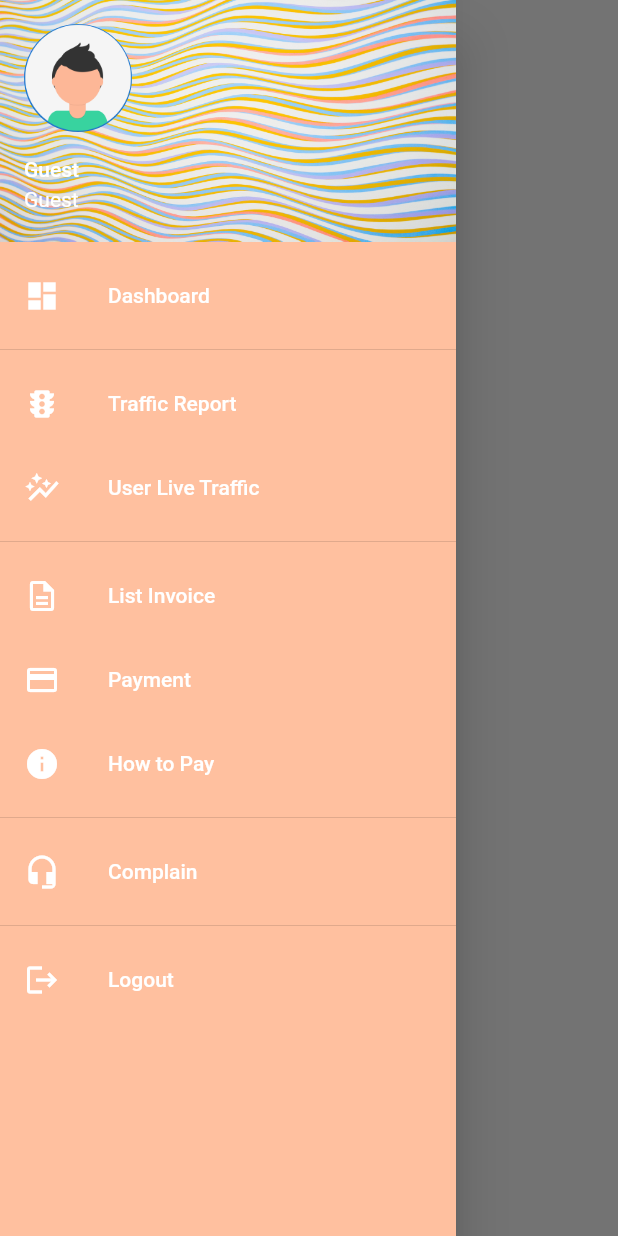
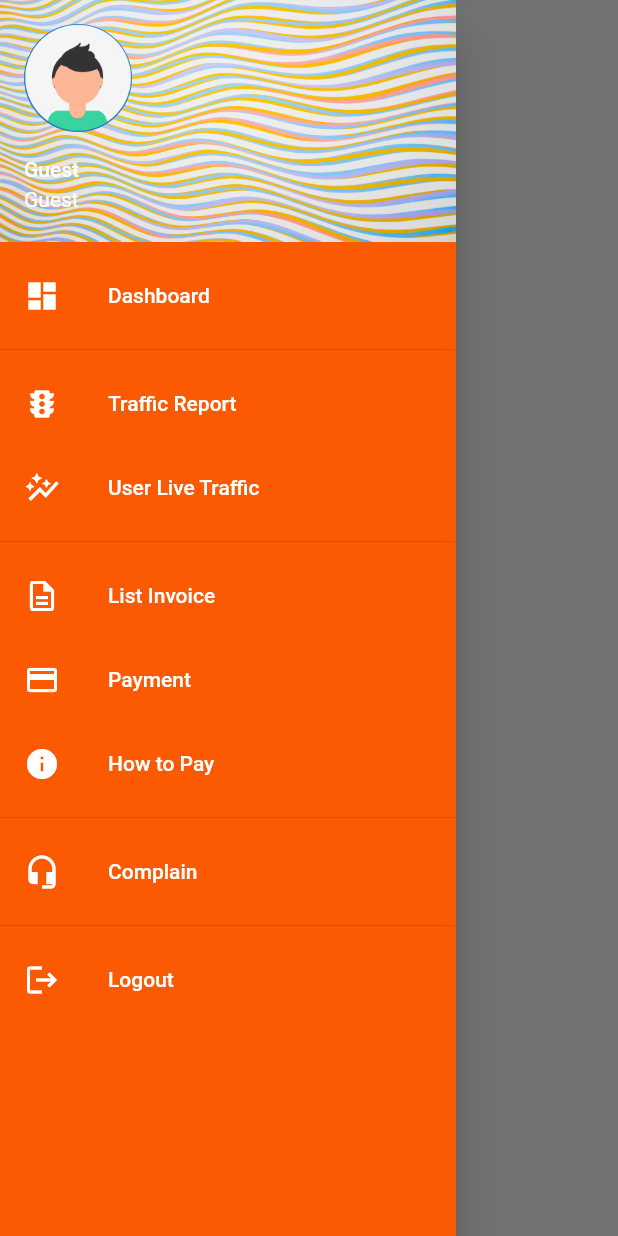
Before and after one commit to Darahat/isp_app, a Flutter app: the ListInvoice screen opened by its route, with the side drawer open, on a phone screen of 412 x 824 dp. Run offline on Flutter 3.47's test engine with Material 2 defaults, Android fonts, the light colour scheme and no system bars; our stand-ins replace animated_text_kit, dio, image_picker, shared_preferences, syncfusion_flutter_charts, webview_flutter; accounts and stored records are empty; network calls fail.

Commit message:
trying to upload image

```diff
--- a/lib/models/invoice_list_model.dart
+++ b/lib/models/invoice_list_model.dart
@@ -20,7 +20,7 @@ class InvoiceList {
     required this.expiration,
   });
 
-  String date;
+  DateTime date;
   String invnum;
   String service;
   String managername;
@@ -28,7 +28,7 @@ class InvoiceList {
   DateTime expiration;
 
   factory InvoiceList.fromJson(Map<String, dynamic> json) => InvoiceList(
-        date: json["date"],
+        date: DateTime.parse(json["date"]),
         invnum: json["invnum"],
         service: json["service"],
         managername: json["managername"],
@@ -37,7 +37,7 @@ class InvoiceList {
       );
 
   Map<String, dynamic> toJson() => {
-        "date": date,
+        "date": date.toIso8601String(),
         "invnum": invnum,
         "service": service,
         "managername": managername,
--- a/lib/screens/list_invoice/list_invoice.dart
+++ b/lib/screens/list_invoice/list_invoice.dart
@@ -1,4 +1,5 @@
 import 'package:flutter/material.dart';
+import 'package:intl/intl.dart';
 import 'package:isp/models/invoice_list_model.dart';
 import 'package:isp/widgets/navigation_drawer_widget.dart';
 import 'package:isp/fetchData/Services.dart';
@@ -18,7 +19,6 @@ class _ListInvoiceState extends State<ListInvoice> {
   String _searchResult = '';
   Services services = Services();
 
-  var d;
   @override
   void initState() {
     super.initState();
@@ -153,17 +153,25 @@ class _ListInvoiceState extends State<ListInvoice> {
                                         invoiceFiltered.length,
                                         (index) => DataRow(cells: [
                                               DataCell(Text(
-                                                  '${invoiceFiltered[index].date}')),
+                                                  DateFormat('dd-MM-yyyy')
+                                                      .format(
+                                                          invoiceFiltered[index]
+                                                              .date))),
                                               DataCell(Text(
                                                   '${invoiceFiltered[index].invnum}')),
                                               DataCell(Text(
                                                   '${invoiceFiltered[index].service}')),
                                               DataCell(Text(
                                                   '${invoiceFiltered[index].managername}')),
+                                              DataCell(Text(double.parse(
+                                                      invoiceFiltered[index]
+                                                          .price)
+                                                  .toStringAsFixed(2))),
                                               DataCell(Text(
-                                                  '${invoiceFiltered[index].price}')),
-                                              DataCell(Text(
-                                                  '${invoiceFiltered[index].expiration}')),
+                                                  DateFormat('dd-MM-yyyy')
+                                                      .format(
+                                                          invoiceFiltered[index]
+                                                              .expiration))),
                                               DataCell(InkWell(
                                                   onTap: () {},
                                                   child: Container(
--- a/lib/widgets/navigation_drawer_widget.dart
+++ b/lib/widgets/navigation_drawer_widget.dart
@@ -1,9 +1,12 @@
+import 'dart:io';
+
 import 'package:flutter/material.dart';
 import 'package:isp/fetchData/Services.dart';
 import 'package:isp/models/user_model.dart';
 import 'package:isp/screens/dashboard/home.dart';
 import 'package:isp/screens/login/login.dart';
 import 'package:shared_preferences/shared_preferences.dart';
+import 'package:image_picker/image_picker.dart';
 
 class NavigationDrawerWidget extends StatefulWidget {
   const NavigationDrawerWidget({Key? key}) : super(key: key);
@@ -14,6 +17,42 @@ class NavigationDrawerWidget extends StatefulWidget {
 
 class _NavigationDrawerWidgetState extends State<NavigationDrawerWidget> {
   late Future<Customer> futureCustomer;
+  Services service = Services();
+  final _addFormKey = GlobalKey<FormState>();
+  final _titleController = TextEditingController();
+  late File _image;
+  final picker = ImagePicker();
+  getId() async {
+    final prefs = await SharedPreferences.getInstance();
+    final String? username = prefs.getString('username');
+    final String? email = prefs.getString('email');
+  }
+
+  Widget _buildImage() {
+    if (_image == null) {
+      return const Padding(
+        padding: EdgeInsets.fromLTRB(1, 1, 1, 1),
+        child: Icon(
+          Icons.add,
+          color: Colors.grey,
+        ),
+      );
+    } else {
+      return Text(_image.path);
+    }
+  }
+
+  Future getImage() async {
+    final pickedFile = await picker.getImage(source: ImageSource.gallery);
+    setState(() {
+      if (pickedFile != null) {
+        _image = File(pickedFile.path);
+      } else {
+        print('No image selected.');
+      }
+    });
+  }
+
   @override
   void initState() {
     super.initState();
@@ -23,9 +62,20 @@ class _NavigationDrawerWidgetState extends State<NavigationDrawerWidget> {
   final padding = const EdgeInsets.symmetric(horizontal: 20.0);
   @override
   Widget build(BuildContext context) {
+    String username2 = '';
+    String email = '';
+    // try {
+    //   getId().then((username, email) {
+    //     username2 = username;
+    //     email = email;
+    //   });
+    //   print(email);
+    // } catch (e) {
+    //   throw Exception("Failed to load user information");
+    // }
     return Drawer(
       child: Material(
-        color: const Color(0xffFFC09F),
+        color: Color.fromARGB(255, 252, 90, 2),
         child: ListView(padding: EdgeInsets.zero, children: <Widget>[
           FutureBuilder<Customer>(
             future: futureCustomer,
--- a/pubspec.yaml
+++ b/pubspec.yaml
@@ -45,6 +45,7 @@ dependencies:
   shared_preferences: ^2.0.13
   animated_text_kit: ^4.2.1
   webview_flutter: ^3.0.1
+  image_picker: ^0.8.4+10
 
 dev_dependencies:
   flutter_test:
```
Also changed, not shown: lib/fetchData/Services.dart (+18 -0 lines), lib/screens/dashboard/home.dart (+5 -2 lines), lib/screens/payment/payment.dart (+5 -3 lines), pubspec.lock.
